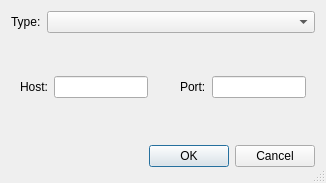
Qt form properties/transport/qt/transport_dialog.ui (alexsmn/scada-client) before a commit.
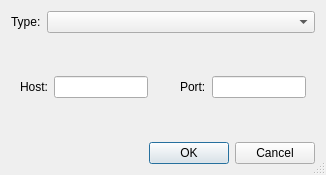
The same form after that commit.

Commit message: client: give dialogs native conventions

What changed in the file:
```diff
--- a/properties/transport/qt/transport_dialog.ui
+++ b/properties/transport/qt/transport_dialog.ui
@@ -170,29 +170,12 @@
       <number>0</number>
      </property>
      <item>
-      <spacer>
+      <widget class="QDialogButtonBox" name="buttonBox">
        <property name="orientation">
         <enum>Qt::Horizontal</enum>
        </property>
-       <property name="sizeHint" stdset="0">
-        <size>
-         <width>131</width>
-         <height>31</height>
-        </size>
-       </property>
-      </spacer>
-     </item>
-     <item>
-      <widget class="QPushButton" name="okButton">
-       <property name="text">
-        <string>OK</string>
-       </property>
-      </widget>
-     </item>
-     <item>
-      <widget class="QPushButton" name="cancelButton">
-       <property name="text">
-        <string>Cancel</string>
+       <property name="standardButtons">
+        <set>QDialogButtonBox::Cancel|QDialogButtonBox::Ok</set>
        </property>
       </widget>
      </item>
```
Left out of the diff: 28 changed lines with no effect on the pictures. The commit also changes 15 other files.
